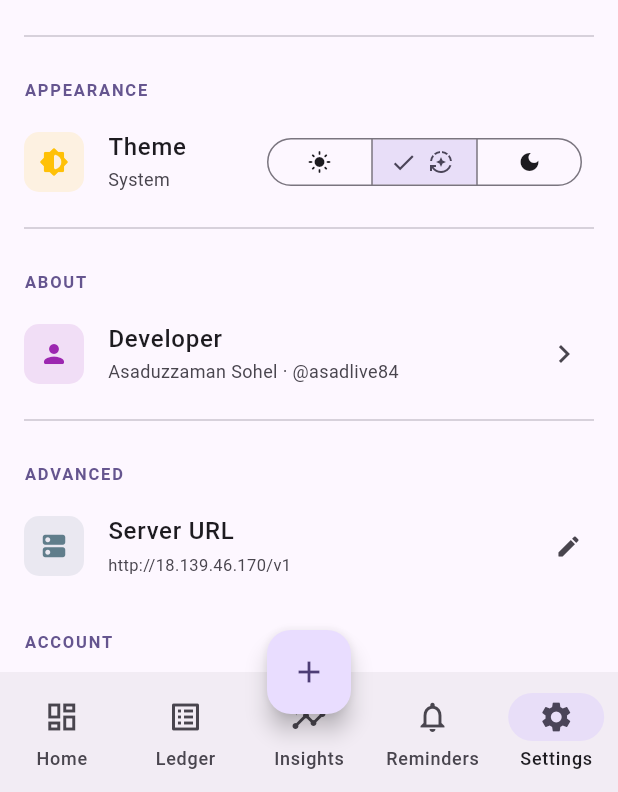
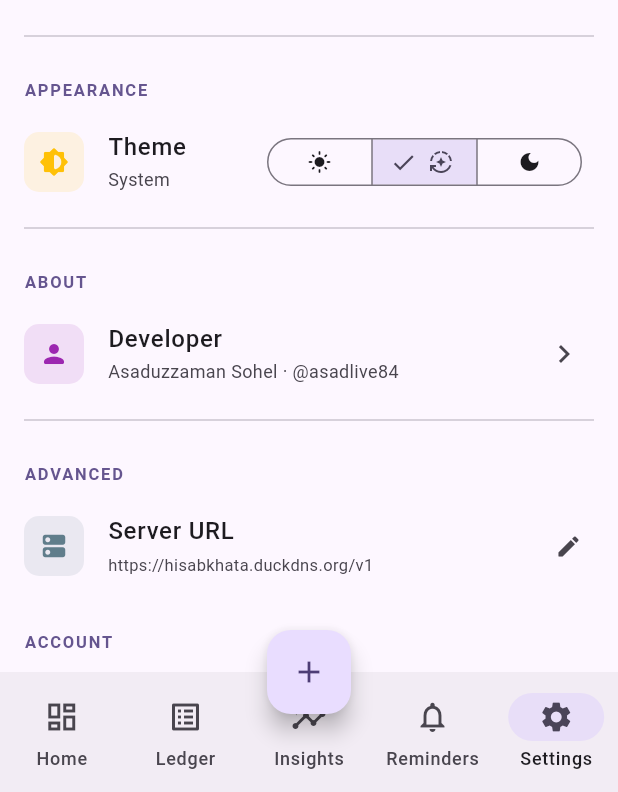
Before and after one commit to asadlive84/expense-tracker, a Flutter app: the SettingsScreen screen opened by its route, on a phone screen of 412 x 824 dp, the part 444-1236 px from its top. Run offline on Flutter 3.47's test engine with Material 3 defaults, Android fonts, the phone set to English and light mode, and no system bars; our stand-ins replace connectivity_plus, dio, fl_chart, flutter_local_notifications, flutter_riverpod, flutter_secure_storage and 5 more; accounts and stored records are empty.

Commit message:
fix mobile app issue

```diff
--- a/mobile_app/lib/core/api/api_client.dart
+++ b/mobile_app/lib/core/api/api_client.dart
@@ -12,7 +12,7 @@ final serverUrlProvider = StateProvider<String>((ref) {
   // Default — overwritten in main.dart after SharedPreferences loads
   const compiledDefault = String.fromEnvironment(
     'API_BASE_URL',
-    defaultValue: 'http://18.139.46.170/v1',
+    defaultValue: 'https://hisabkhata.duckdns.org/v1',
   );
   return compiledDefault;
 });
--- a/mobile_app/lib/core/storage/server_url_storage.dart
+++ b/mobile_app/lib/core/storage/server_url_storage.dart
@@ -1,6 +1,6 @@
 import 'package:shared_preferences/shared_preferences.dart';
 
-const _defaultUrl = 'http://18.139.46.170/v1';
+const _defaultUrl = 'https://hisabkhata.duckdns.org/v1';
 const _key = 'server_base_url';
 
 class ServerUrlStorage {
```
